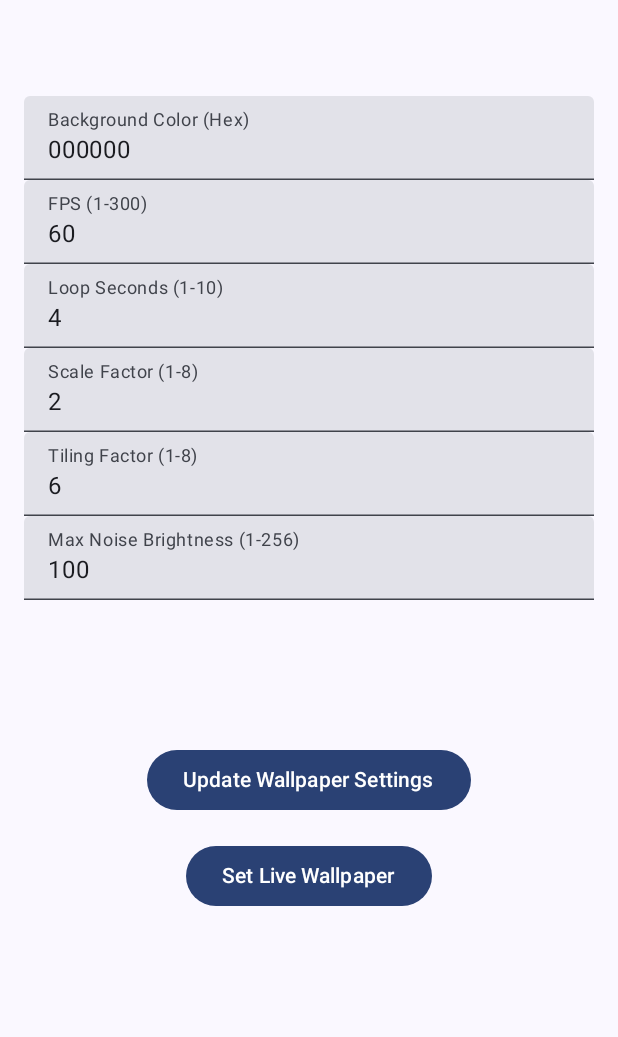
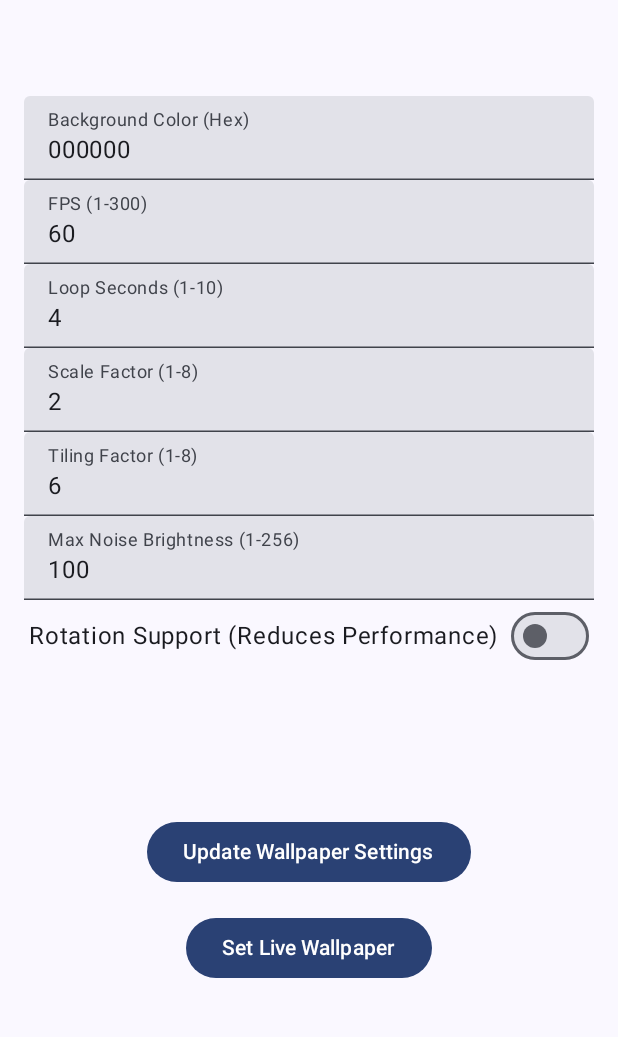
Before and after one commit to ImranR98/Wallstopper, an Android app built with Jetpack Compose: the screen it shows after launch (MainActivity), on a phone screen of 412 x 824 dp, the part 130-1167 px from its top. Run offline under Robolectric (Android 15) with nearby library versions, the phone set to English and light mode, and no system bars.

Commit message:
Add optional rotation support

```diff
--- a/app/build.gradle.kts
+++ b/app/build.gradle.kts
@@ -11,8 +11,8 @@ android {
         applicationId = "dev.imranr.wallstopper"
         minSdk = 24
         targetSdk = 35
-        versionCode = 1
-        versionName = "1.0.0"
+        versionCode = 2
+        versionName = "1.0.1"
 
         testInstrumentationRunner = "androidx.test.runner.AndroidJUnitRunner"
         vectorDrawables {
--- a/app/src/main/java/dev/imranr/wallstopper/MainActivity.kt
+++ b/app/src/main/java/dev/imranr/wallstopper/MainActivity.kt
@@ -22,9 +22,12 @@ import androidx.compose.ui.Alignment
 import android.widget.Toast
 import androidx.activity.SystemBarStyle
 import androidx.activity.enableEdgeToEdge
+import androidx.compose.foundation.clickable
+import androidx.compose.foundation.interaction.MutableInteractionSource
 import androidx.compose.foundation.isSystemInDarkTheme
 import androidx.compose.foundation.text.KeyboardOptions
 import androidx.compose.ui.graphics.toArgb
+import androidx.compose.ui.semantics.Role
 import androidx.compose.ui.text.input.KeyboardType
 import androidx.compose.ui.unit.sp
 
@@ -83,6 +86,7 @@ class MainActivity : ComponentActivity() {
                     var scaleFactorInput by remember { mutableStateOf(TextFieldValue(prefs.getInt("scale_factor", initScaleFactor).toString())) }
                     var tilingFactorInput by remember { mutableStateOf(TextFieldValue(prefs.getInt("tiling_factor", initTilingFactor).toString())) }
                     var maxNoiseBrightnessInput by remember { mutableStateOf(TextFieldValue(prefs.getInt("max_noise_brightness", initMaxNoiseBrightness).toString())) }
+                    var rotationSupport by remember { mutableStateOf(prefs.getBoolean("rotation_support", initRotationSupport)) }
                     Column(
                         modifier = Modifier
                             .padding(16.dp),
@@ -172,6 +176,30 @@ class MainActivity : ComponentActivity() {
                                 modifier = Modifier.fillMaxWidth(),
                                 keyboardOptions = KeyboardOptions(keyboardType = KeyboardType.Number)
                             )
+                            val interactionSource = remember { MutableInteractionSource() }
+                            Row(
+                                modifier = Modifier
+                                    .clickable(
+                                        interactionSource = interactionSource,
+                                        // This is for removing ripple when Row is clicked
+                                        indication = null,
+                                        role = Role.Switch,
+                                        onClick = {
+                                            rotationSupport = !rotationSupport
+                                        }
+                                    ),
+                                verticalAlignment = Alignment.CenterVertically,
+                                horizontalArrangement = Arrangement.SpaceBetween
+                            ) {
+                                Text(text = "Rotation Support (Reduces Performance)")
+                                Spacer(modifier = Modifier.padding(start = 8.dp))
+                                Switch(
+                                    checked = rotationSupport,
+                                    onCheckedChange = {
+                                        rotationSupport = it
+                                    }
+                                )
+                            }
                         }
 
                         Column(
@@ -214,6 +242,7 @@ class MainActivity : ComponentActivity() {
                                             putInt("scale_factor", scaleFactor)
                                             putInt("tiling_factor", tilingFactor)
                                             putInt("max_noise_brightness", maxNoiseBrightness)
+                                            putBoolean("rotation_support", rotationSupport)
                                             apply()
                                         }
                                         Toast.makeText(
```
Also changed, not shown: app/src/main/java/dev/imranr/wallstopper/MyWallpaperService.kt (+13 -15 lines).
